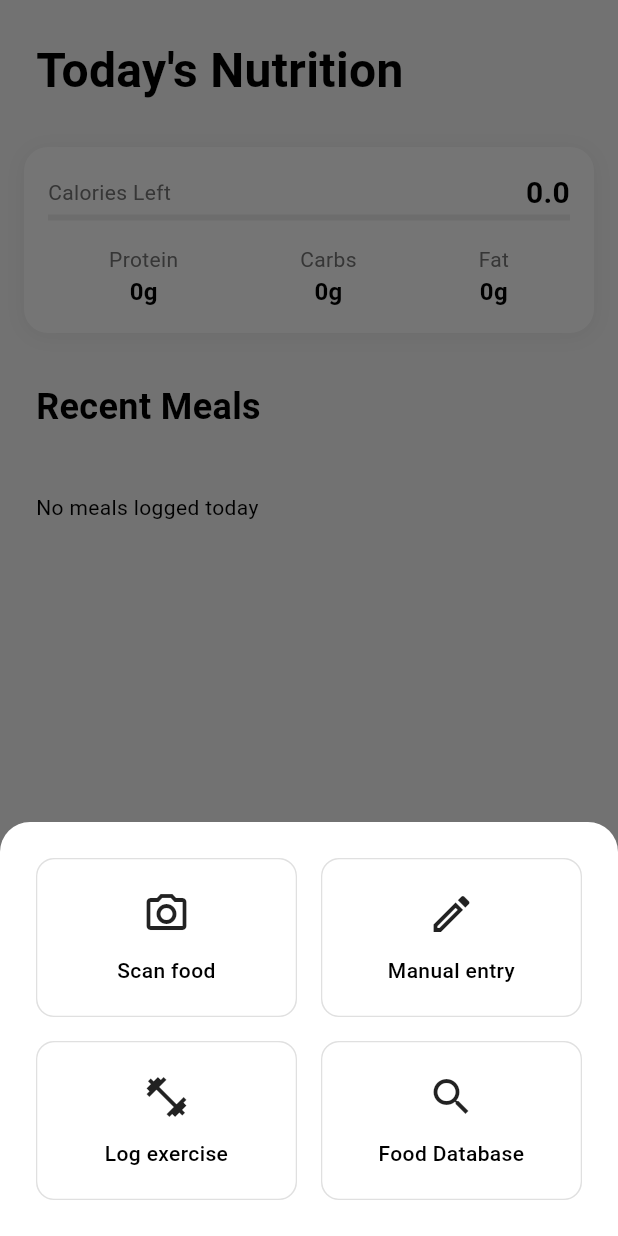
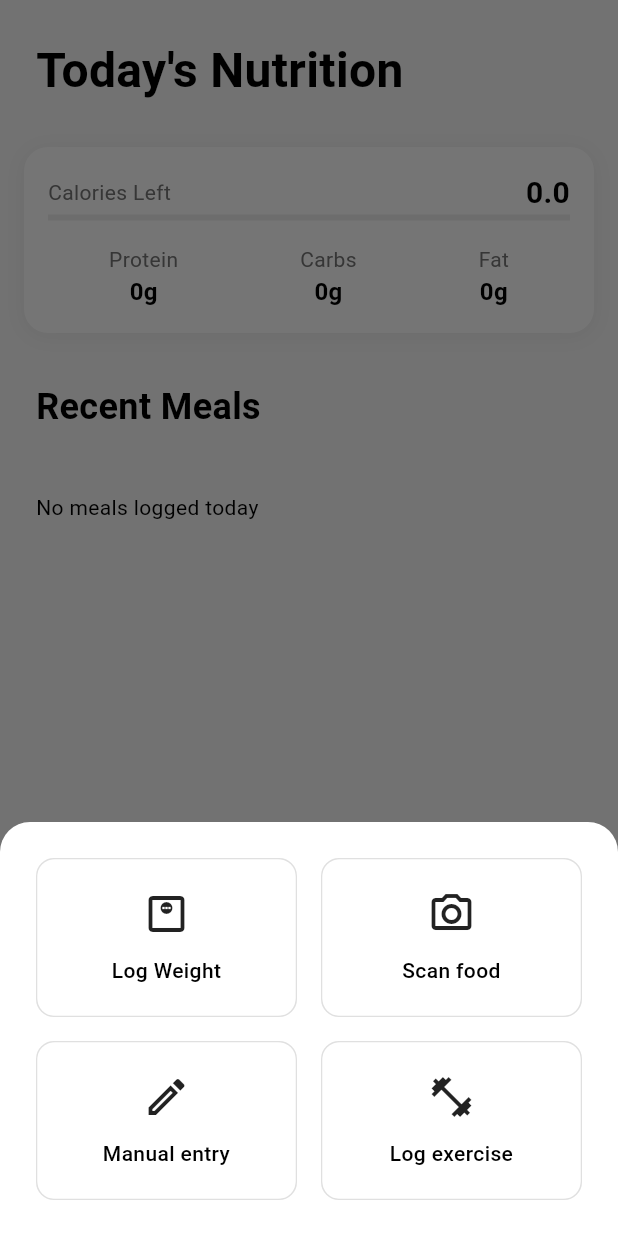
Before and after one commit to akhatsuleimenov/Bites, a Flutter app: the DashboardScreen screen opened directly, after a tap on the "add" icon, on a phone screen of 412 x 824 dp. Run offline on Flutter 3.47's test engine with Material 3 defaults, Android fonts, the light colour scheme and no system bars; our stand-ins replace cached_network_image, cloud_firestore, firebase_auth, firebase_core, firebase_storage, fl_chart and 4 more; accounts and stored records are empty.

Commit message:
feat: log weight

```diff
--- /dev/null
+++ b/lib/core/models/weight_log.dart
@@ -0,0 +1,19 @@
+class WeightLog {
+  final DateTime date;
+  final double weight;
+
+  WeightLog({
+    required this.date,
+    required this.weight,
+  });
+
+  Map<String, dynamic> toJson() => {
+        'date': date.toIso8601String(),
+        'weight': weight,
+      };
+
+  factory WeightLog.fromJson(Map<String, dynamic> json) => WeightLog(
+        date: DateTime.parse(json['date']),
+        weight: json['weight'].toDouble(),
+      );
+}
--- a/lib/core/services/firebase_service.dart
+++ b/lib/core/services/firebase_service.dart
@@ -7,6 +7,7 @@ import 'package:firebase_storage/firebase_storage.dart';
 
 // Project imports:
 import 'package:bytes/core/models/food_models.dart';
+import 'package:bytes/core/models/weight_log.dart';
 
 class FirebaseService {
   final FirebaseFirestore _firestore = FirebaseFirestore.instance;
@@ -192,4 +193,41 @@ class FirebaseService {
 
     return snapshot.docs.map((doc) => MealLog.fromFirestore(doc)).toList();
   }
+
+  Future<void> logWeight(String userId, double weight) async {
+    try {
+      // Log weight history
+      print('Logging weight in FirebaseService: $weight');
+      await _firestore
+          .collection('users')
+          .doc(userId)
+          .collection('weight_logs')
+          .add({
+        'weight': weight,
+        'date': DateTime.now().toIso8601String(),
+      });
+      print('Weight logged');
+
+      // Update latest weight
+      updateUserData(userId, {'weight': weight});
+      print('Latest weight updated');
+    } catch (e) {
+      throw FirebaseException(
+        plugin: 'bytes',
+        message: 'Failed to log user weight: $e',
+      );
+    }
+  }
+
+  Stream<List<WeightLog>> getWeightLogs(String userId) {
+    return _firestore
+        .collection('users')
+        .doc(userId)
+        .collection('weight_logs')
+        .orderBy('date', descending: true)
+        .snapshots()
+        .map((snapshot) => snapshot.docs
+            .map((doc) => WeightLog.fromJson(doc.data()))
+            .toList());
+  }
 }
--- a/lib/features/dashboard/controllers/dashboard_controller.dart
+++ b/lib/features/dashboard/controllers/dashboard_controller.dart
@@ -2,6 +2,7 @@
 import 'dart:async';
 
 // Flutter imports:
+import 'package:bytes/core/models/weight_log.dart';
 import 'package:flutter/material.dart';
 
 // Package imports:
@@ -11,6 +12,7 @@ import 'package:firebase_auth/firebase_auth.dart';
 import 'package:bytes/core/models/food_models.dart';
 import 'package:bytes/core/services/auth_service.dart';
 import 'package:bytes/core/services/firebase_service.dart';
+import 'package:bytes/shared/widgets/user_profile.dart';
 
 class DashboardController extends ChangeNotifier {
   // Services
@@ -23,11 +25,17 @@ class DashboardController extends ChangeNotifier {
   NutritionData _nutritionPlan = NutritionData.empty();
   List<MealLog> _todaysMealLogs = [];
   List<MealLog> _weeklyMealLogs = [];
+  List<WeightLog> _weightLogs = [];
+  UserProfile? _userProfile;
 
   // Getters
   NutritionData get nutritionPlan => _nutritionPlan;
   List<MealLog> get todaysMealLogs => _todaysMealLogs;
   List<MealLog> get weeklyMealLogs => _weeklyMealLogs;
+  List<WeightLog> get weightLogs => _weightLogs;
+  double? get latestWeight =>
+      _weightLogs.isNotEmpty ? _weightLogs.first.weight : null;
+  UserProfile? get userProfile => _userProfile;
 
   // Constructor
   DashboardController() {
@@ -54,7 +62,9 @@ class DashboardController extends ChangeNotifier {
 
       // Load nutrition plan
       _nutritionPlan = await _firebaseService.getUserNutritionPlan(userId);
-
+      // Load user profile
+      final userData = await _firebaseService.getUserData(userId);
+      _userProfile = UserProfile.fromMap(userData);
       // Subscribe to today's meal logs
       _mealLogsSubscription?.cancel();
       _mealLogsSubscription = _firebaseService
@@ -70,7 +80,10 @@ class DashboardController extends ChangeNotifier {
           notifyListeners();
         },
       );
+
+      await loadWeightLogs();
     } catch (e) {
+      print('Error loading dashboard data: $e');
       notifyListeners();
     }
   }
@@ -109,6 +122,46 @@ class DashboardController extends ChangeNotifier {
     await loadDashboardData();
   }
 
+  Future<void> loadWeightLogs() async {
+    _firebaseService.getWeightLogs(userId).listen((logs) {
+      _weightLogs = logs;
+      notifyListeners();
+    });
+  }
+
+  Future<void> logWeight(double weight) async {
+    try {
+      await _firebaseService.logWeight(userId, weight);
+
+      // Update metrics if we have user profile
+      if (_userProfile != null) {
+        _userProfile!.weight = weight;
+        final bmr = _calculateBMR();
+        final tdee = bmr * _userProfile!.activityMultiplier;
+        final dailyCalories = (tdee + _userProfile!.calorieAdjustment).round();
+
+        await _firebaseService.updateUserData(userId, {
+          'bmr': bmr,
+          'tdee': tdee,
+          'dailyCalories': dailyCalories,
+        });
+      }
+    } catch (e) {
+      debugPrint('Error logging weight: $e');
+      rethrow;
+    }
+  }
+
+  double _calculateBMR() {
+    if (_userProfile == null) return 0;
+
+    double bmr = (10 * _userProfile!.weight) +
+        (6.25 * _userProfile!.height) -
+        (5 * _userProfile!.age);
+    bmr += _userProfile!.gender == 'male' ? 5 : -161;
+    return bmr;
+  }
+
   @override
   void dispose() {
     _mealLogsSubscription?.cancel();
--- a/lib/features/dashboard/screens/dashboard_screen.dart
+++ b/lib/features/dashboard/screens/dashboard_screen.dart
@@ -11,6 +11,7 @@ import 'package:bytes/features/dashboard/controllers/dashboard_controller.dart';
 import 'package:bytes/features/dashboard/widgets/calorie_card.dart';
 import 'package:bytes/features/dashboard/widgets/meal_log_card.dart';
 import 'package:bytes/features/dashboard/widgets/meal_log_details.dart';
+import 'package:bytes/features/dashboard/widgets/weight_progress_card.dart';
 
 class DashboardScreen extends StatelessWidget {
   const DashboardScreen({super.key});
@@ -41,6 +42,14 @@ class DashboardScreen extends StatelessWidget {
                           child: CalorieCard(
                             remainingMacros: controller.remainingMacros,
                             goal: controller.nutritionPlan.calories,
+                          ),
+                        ),
+
+                        // Weight progress card
+                        SliverToBoxAdapter(
+                          child: WeightProgressCard(
+                            weightLogs: controller.weightLogs,
+                            latestWeight: controller.latestWeight,
                           ),
                         ),
 
@@ -106,6 +115,9 @@ class DashboardScreen extends StatelessWidget {
   }
 
   void _showAddOptions(BuildContext context) {
+    final dashboardController =
+        Provider.of<DashboardController>(context, listen: false);
+
     showModalBottomSheet(
       context: context,
       backgroundColor: Colors.white,
@@ -123,6 +135,56 @@ class DashboardScreen extends StatelessWidget {
                 Expanded(
                   child: _buildOptionButton(
                     context,
+                    icon: Icons.monitor_weight_outlined,
+                    label: 'Log Weight',
+                    onTap: () async {
+                      Navigator.pop(context);
+                      final TextEditingController weightController =
+                          TextEditingController(
+                              text: dashboardController.latestWeight
+                                      ?.toString() ??
+                                  '');
+
+                      final result = await showDialog<bool>(
+                        context: context,
+                        builder: (context) => AlertDialog(
+                          title: const Text('Log Weight'),
+                          content: TextField(
+                            controller: weightController,
+                            keyboardType: TextInputType.number,
+                            decoration: const InputDecoration(
+                              labelText: 'Weight (kg)',
+                              suffixText: 'kg',
+                            ),
+                          ),
+                          actions: [
+                            TextButton(
+                              onPressed: () => Navigator.pop(context, false),
+                              child: const Text('Cancel'),
+                            ),
+                            TextButton(
+                              onPressed: () => Navigator.pop(context, true),
+                              child: const Text('Save'),
+                            ),
+                          ],
+                        ),
+                      );
+
+                      if (result == true && weightController.text.isNotEmpty) {
+                        final weight = double.tryParse(weightController.text);
+                        if (weight != null) {
+                          print('Logging weight: $weight');
+                          await dashboardController.logWeight(weight);
+                          await dashboardController.loadDashboardData();
+                        }
+                      }
+                    },
+                  ),
+                ),
+                const SizedBox(width: 16),
+                Expanded(
+                  child: _buildOptionButton(
+                    context,
                     icon: Icons.camera_alt_outlined,
                     label: 'Scan food',
                     onTap: () {
@@ -131,7 +193,11 @@ class DashboardScreen extends StatelessWidget {
                     },
                   ),
                 ),
-                const SizedBox(width: 16),
+              ],
+            ),
+            const SizedBox(height: 16),
+            Row(
+              children: [
                 Expanded(
                   child: _buildOptionButton(
                     context,
@@ -143,30 +209,12 @@ class DashboardScreen extends StatelessWidget {
                     },
                   ),
                 ),
-              ],
-            ),
-            const SizedBox(height: 16),
-            Row(
-              children: [
+                const SizedBox(width: 16),
                 Expanded(
                   child: _buildOptionButton(
                     context,
                     icon: Icons.fitness_center_outlined,
                     label: 'Log exercise',
-                    onTap: () {
-                      Navigator.pop(context);
-                      ScaffoldMessenger.of(context).showSnackBar(
-                        const SnackBar(content: Text('Coming soon!')),
-                      );
-                    },
-                  ),
-                ),
-                const SizedBox(width: 16),
-                Expanded(
-                  child: _buildOptionButton(
-                    context,
-                    icon: Icons.search_outlined,
-                    label: 'Food Database',
                     onTap: () {
                       Navigator.pop(context);
                       ScaffoldMessenger.of(context).showSnackBar(
--- /dev/null
+++ b/lib/features/dashboard/widgets/weight_progress_card.dart
@@ -0,0 +1,137 @@
+import 'package:bytes/shared/widgets/cards.dart';
+import 'package:flutter/material.dart';
+import 'package:fl_chart/fl_chart.dart';
+import 'package:bytes/core/models/weight_log.dart';
+import 'package:bytes/core/constants/app_typography.dart';
+
+class WeightProgressCard extends StatelessWidget {
+  final List<WeightLog> weightLogs;
+  final double? latestWeight;
+
+  const WeightProgressCard({
+    super.key,
+    required this.weightLogs,
+    this.latestWeight,
+  });
+
+  List<FlSpot> _getSpots() {
+    final logsToShow = weightLogs.length > 10
+        ? weightLogs.sublist(weightLogs.length - 10)
+        : weightLogs;
+
+    // Reverse the logs so newest is on the right
+    final reversedLogs = logsToShow.reversed.toList();
+
+    return List.generate(reversedLogs.length, (index) {
+      final log = reversedLogs[index];
+      return FlSpot(
+        index.toDouble(),
+        log.weight,
+      );
+    });
+  }
+
+  @override
+  Widget build(BuildContext context) {
+    if (weightLogs.isEmpty) {
+      return const SizedBox.shrink();
+    }
+    print('Weight logs: ${weightLogs.length}');
+
+    final spots = _getSpots();
+    final minX = 0.0;
+    final maxX = (spots.length - 1).toDouble();
+
+    return Padding(
+      padding: const EdgeInsets.all(16.0),
+      child: BaseCard(
+        child: Column(
+          children: [
+            Row(
+              mainAxisAlignment: MainAxisAlignment.spaceBetween,
+              children: [
+                Text(
+                  'Weight Progress',
+                  style: AppTypography.bodyMedium.copyWith(
+                    color: Colors.grey[600],
+                  ),
+                ),
+                if (latestWeight != null)
+                  Text(
+                    '${latestWeight!.toStringAsFixed(1)} kg',
+                    style: AppTypography.headlineSmall.copyWith(
+                      fontWeight: FontWeight.bold,
+                    ),
+                  ),
+              ],
+            ),
+            const SizedBox(height: 16),
+            SizedBox(
+              height: 200,
+              child: LineChart(
+                LineChartData(
+                  minX: minX,
+                  maxX: maxX,
+                  gridData: FlGridData(
+                    show: false,
+                  ),
+                  titlesData: FlTitlesData(
+                    bottomTitles: AxisTitles(
+                      sideTitles: SideTitles(
+                        showTitles: true,
+                        reservedSize: 30,
+                        interval: 1, // Show every point
+                        getTitlesWidget: (value, meta) {
+                          final date =
+                              weightLogs[weightLogs.length - 1 - value.toInt()]
+                                  .date;
+                          return SideTitleWidget(
+                            axisSide: meta.axisSide,
+                            child: Text(
+                              '${date.day}/${date.month}',
+                              style: AppTypography.bodySmall,
+                            ),
+                          );
+                        },
+                      ),
+                    ),
+                    leftTitles: AxisTitles(
+                      sideTitles: SideTitles(
+                        showTitles: true,
+                        reservedSize: 25,
+                        interval: 5,
+                        getTitlesWidget: (value, meta) {
+                          return Text(
+                            value.toInt().toString(),
+                            style: AppTypography.bodySmall,
+                          );
+                        },
+                      ),
+                    ),
+                    rightTitles:
+                        AxisTitles(sideTitles: SideTitles(showTitles: false)),
+                    topTitles:
+                        AxisTitles(sideTitles: SideTitles(showTitles: false)),
+                  ),
+                  borderData: FlBorderData(
+                    show: true,
+                    border: Border.all(color: Colors.grey[300]!),
+                  ),
+                  lineBarsData: [
+                    LineChartBarData(
+                      spots: spots,
+                      isCurved: true,
+                      color: Theme.of(context).primaryColor,
+                      barWidth: 3,
+                      dotData: FlDotData(show: true),
+                    ),
+                  ],
+                ),
+              ),
+            ),
+          ],
+        ),
+      ),
+    );
+  }
+}
--- a/lib/features/settings/screens/edit_profile_screen.dart
+++ b/lib/features/settings/screens/edit_profile_screen.dart
@@ -45,7 +45,7 @@ class _EditProfileScreenContentState extends State<EditProfileScreenContent> {
       initialItem: _profile.height - (_profile.isMetric ? 100 : 4),
     );
     _weightController = FixedExtentScrollController(
-      initialItem: _profile.weight - (_profile.isMetric ? 30 : 66),
+      initialItem: (_profile.weight - (_profile.isMetric ? 30 : 66)).toInt(),
     );
   }
 
@@ -75,8 +75,8 @@ class _EditProfileScreenContentState extends State<EditProfileScreenContent> {
           _nameController.text = _profile.name;
           _heightController
               .jumpToItem(_profile.height - (_profile.isMetric ? 100 : 4));
-          _weightController
-              .jumpToItem(_profile.weight - (_profile.isMetric ? 30 : 66));
+          _weightController.jumpToItem(
+              (_profile.weight - (_profile.isMetric ? 30 : 66)).toInt());
         }
 
         return Scaffold(
--- a/lib/shared/widgets/user_profile.dart
+++ b/lib/shared/widgets/user_profile.dart
@@ -1,7 +1,7 @@
 class UserProfile {
   String name;
   int height;
-  int weight;
+  double weight;
   bool isMetric;
   int age;
   String gender;
```
